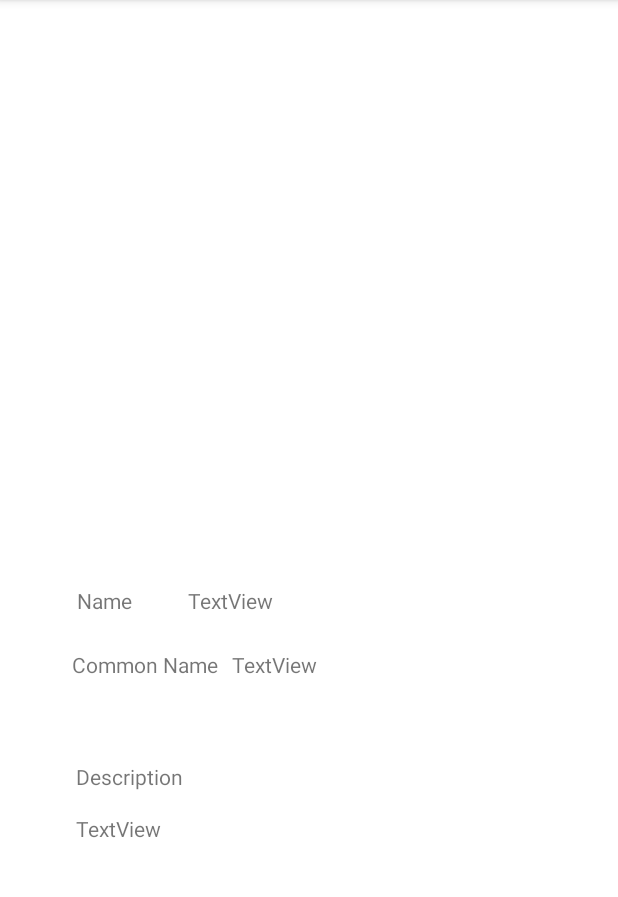
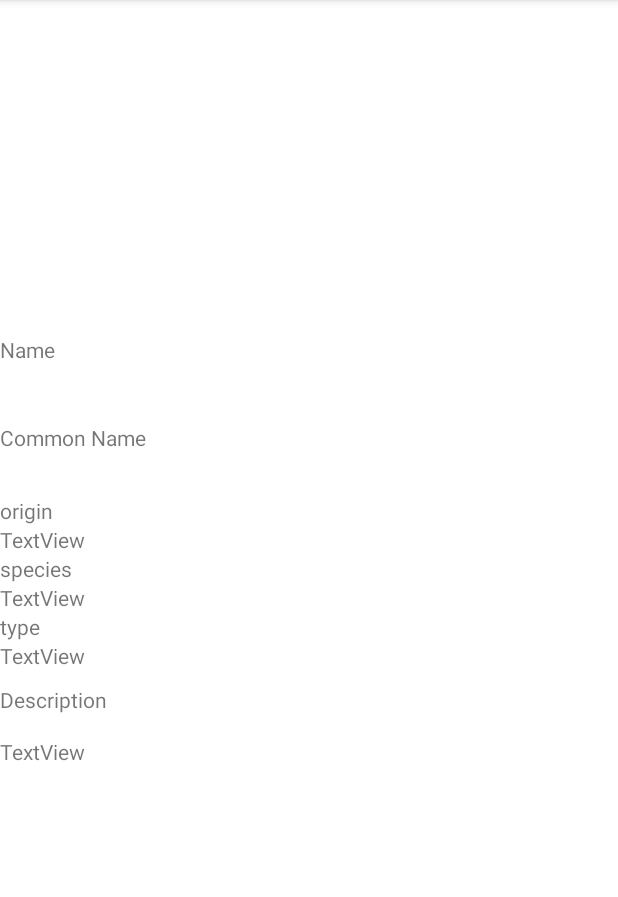
Before and after one commit to RossMci/PlantLife.MachineLearning, an Android app: the descriptionActivity screen opened directly, with no data from a screen before it, on a phone screen of 412 x 824 dp, the part 84-981 px from its top. Run offline under Robolectric (Android 15) with nearby library versions, the phone set to English and light mode, and no system bars; pictures from the network do not load; 5 statements that could not run were skipped.

Commit message:
update app

```diff
--- a/plantLifeApp/app/src/main/java/com/example/android/plantlifeapp/descriptionActivity.java
+++ b/plantLifeApp/app/src/main/java/com/example/android/plantlifeapp/descriptionActivity.java
@@ -28,8 +28,8 @@ public class descriptionActivity extends AppCompatActivity {
         setContentView(R.layout.activity_description);
 
         getSupportActionBar().setDisplayHomeAsUpEnabled(true);
-        Object position;
-        String[] arrayImages;
+        int position;
+        String[][] arrayImages = new String[0][];
 
          ImageView descriptionImageView= findViewById(R.id.descriptionImageView);
          TextView lableCommonNameextView= findViewById(R.id.lableCommonNameextView);
@@ -40,11 +40,20 @@ public class descriptionActivity extends AppCompatActivity {
          TextView descriptionInfoTextView= findViewById(R.id.descriptionInfoTextView);
 
          if(getIntent() !=null) {
-             bakeryList = getIntent().getParcelableArrayListExtra("bakeryList");
-             position= getIntent().getBundleExtra("position");
-             Glide.with(this).load(bakeryList[position]).centerCrop().into(descriptionImageView);
+             bakeryList = getIntent().getParcelableArrayListExtra("Bakery");
+             position= getIntent().getExtras().getInt("pos");
+             Glide.with(this).load(bakeryList.get(position).getImage()).centerCrop().into(descriptionImageView);
+             String name = bakeryList.get(position).getName();
+             String description= bakeryList.get(position).getDescription();
+             String image= bakeryList.get(position).getImage();
 
+             commonNametextView.setText(name);
+             plantTextView.setText(description);
          }
+
+
+
+
 
 
     }
--- a/plantLifeApp/app/src/main/res/layout/activity_description.xml
+++ b/plantLifeApp/app/src/main/res/layout/activity_description.xml
@@ -1,88 +1,101 @@
 <?xml version="1.0" encoding="utf-8"?>
-<androidx.constraintlayout.widget.ConstraintLayout xmlns:android="http://schemas.android.com/apk/res/android"
+<LinearLayout xmlns:android="http://schemas.android.com/apk/res/android"
     xmlns:app="http://schemas.android.com/apk/res-auto"
     xmlns:tools="http://schemas.android.com/tools"
     android:layout_width="match_parent"
-    android:layout_height="match_parent"
+    android:layout_height="wrap_content"
+    android:orientation="vertical"
     tools:context=".descriptionActivity">
 
     <ImageView
         android:id="@+id/descriptionImageView"
-        android:layout_width="336dp"
-        android:layout_height="305dp"
-        android:layout_marginTop="32dp"
-        app:layout_constraintEnd_toEndOf="parent"
-        app:layout_constraintHorizontal_bias="0.626"
-        app:layout_constraintStart_toStartOf="parent"
-        app:layout_constraintTop_toTopOf="parent"
-        tools:srcCompat="@tools:sample/avatars" />
+        android:layout_width="match_parent"
+        android:layout_height="223dp" />
+
+    <TextView
+        android:id="@+id/labaleNameTextView"
+        android:layout_width="wrap_content"
+        android:layout_height="wrap_content"
+        android:layout_marginStart="0dp"
+        android:layout_marginTop="0dp"
+        android:layout_marginEnd="0dp"
+        android:text="Name" />
+
+    <TextView
+        android:id="@+id/plantTextView"
+        android:layout_width="wrap_content"
+        android:layout_height="wrap_content"
+        android:layout_marginTop="10dp"
+        android:layout_marginEnd="230dp"
+        android:text="TextView" />
 
     <TextView
         android:id="@+id/lableCommonNameextView"
         android:layout_width="wrap_content"
         android:layout_height="wrap_content"
-        android:layout_marginStart="48dp"
-        android:layout_marginTop="23dp"
+        android:layout_marginStart="0dp"
+        android:layout_marginTop="10dp"
         android:layout_marginEnd="9dp"
-        android:text="Common Name"
-        app:layout_constraintEnd_toStartOf="@+id/commonNametextView"
-        app:layout_constraintStart_toStartOf="parent"
-        app:layout_constraintTop_toBottomOf="@+id/labaleNameTextView" />
-
-    <TextView
-        android:id="@+id/labaleNameTextView"
-        android:layout_width="wrap_content"
-        android:layout_height="wrap_content"
-        android:layout_marginStart="50dp"
-        android:layout_marginTop="53dp"
-        android:layout_marginEnd="36dp"
-        android:text="Name"
-        app:layout_constraintEnd_toStartOf="@+id/plantTextView"
-        app:layout_constraintStart_toStartOf="parent"
-        app:layout_constraintTop_toBottomOf="@+id/descriptionImageView" />
-
-    <TextView
-        android:id="@+id/plantTextView"
-        android:layout_width="wrap_content"
-        android:layout_height="wrap_content"
-        android:layout_marginTop="53dp"
-        android:layout_marginEnd="230dp"
-        android:text="TextView"
-        app:layout_constraintEnd_toEndOf="parent"
-        app:layout_constraintTop_toBottomOf="@+id/descriptionImageView" />
+        android:text="Common Name" />
 
     <TextView
         android:id="@+id/commonNametextView"
         android:layout_width="wrap_content"
         android:layout_height="wrap_content"
-        android:layout_marginStart="9dp"
-        android:layout_marginTop="23dp"
-        android:text="TextView"
-        app:layout_constraintStart_toEndOf="@+id/lableCommonNameextView"
-        app:layout_constraintTop_toBottomOf="@+id/plantTextView" />
+        android:layout_marginStart="0dp"
+        android:layout_marginTop="10dp"
+        android:text="TextView" />
+
+    <TextView
+        android:id="@+id/orginLabelTextView"
+        android:layout_width="match_parent"
+        android:layout_height="wrap_content"
+        android:text="origin" />
+
+    <TextView
+        android:id="@+id/originTextView"
+        android:layout_width="match_parent"
+        android:layout_height="wrap_content"
+        android:text="TextView" />
+
+    <TextView
+        android:id="@+id/speciesLabelTextView"
+        android:layout_width="match_parent"
+        android:layout_height="wrap_content"
+        android:text="species" />
+
+    <TextView
+        android:id="@+id/speciesTextView"
+        android:layout_width="match_parent"
+        android:layout_height="wrap_content"
+        android:text="TextView" />
+
+    <TextView
+        android:id="@+id/typeLabelTextView"
+        android:layout_width="match_parent"
+        android:layout_height="wrap_content"
+        android:text="type" />
+
+    <TextView
+        android:id="@+id/typeTextView"
+        android:layout_width="match_parent"
+        android:layout_height="wrap_content"
+        android:text="TextView" />
 
     <TextView
         android:id="@+id/descriptionLableTextView"
         android:layout_width="wrap_content"
         android:layout_height="wrap_content"
-        android:layout_marginStart="50dp"
+        android:layout_marginStart="0dp"
+        android:layout_marginTop="10dp"
         android:layout_marginEnd="290dp"
         android:layout_marginBottom="15dp"
-        android:text="Description"
-        app:layout_constraintBottom_toTopOf="@+id/descriptionInfoTextView"
-        app:layout_constraintEnd_toEndOf="parent"
-        app:layout_constraintStart_toStartOf="parent" />
+        android:text="Description" />
 
     <TextView
         android:id="@+id/descriptionInfoTextView"
         android:layout_width="333dp"
         android:layout_height="203dp"
-        android:layout_marginStart="50dp"
-        android:layout_marginEnd="28dp"
-        android:layout_marginBottom="22dp"
-        android:text="TextView"
-        app:layout_constraintBottom_toBottomOf="parent"
-        app:layout_constraintEnd_toEndOf="parent"
-        app:layout_constraintStart_toStartOf="parent" />
+        android:text="TextView" />
 
-</androidx.constraintlayout.widget.ConstraintLayout>
+</LinearLayout>
--- a/plantLifeApp/app/src/main/res/menu/bottom_nav_menu.xml
+++ b/plantLifeApp/app/src/main/res/menu/bottom_nav_menu.xml
@@ -21,6 +21,7 @@
         android:icon="@drawable/ic_baseline_emoji_nature_24"
         android:title="@string/title_Mygarden" />
 
+
 <!--    <item-->
 <!--        android:id="@+id/login"-->
 <!--        android:icon="@drawable/ic_baseline_app_registration_24"-->
```
Also changed, not shown: plantLifeApp/app/src/main/java/com/example/android/plantlifeapp/Botany.java (+43 -2 lines), plantLifeApp/app/src/main/java/com/example/android/plantlifeapp/MainActivity.java (+54 -24 lines), plantLifeApp/app/src/main/java/com/example/android/plantlifeapp/MyAdapter.java (+34 -14 lines), plantLifeApp/app/src/main/java/com/example/android/plantlifeapp/ui/home/HomeFragment.java (+28 -16 lines).
